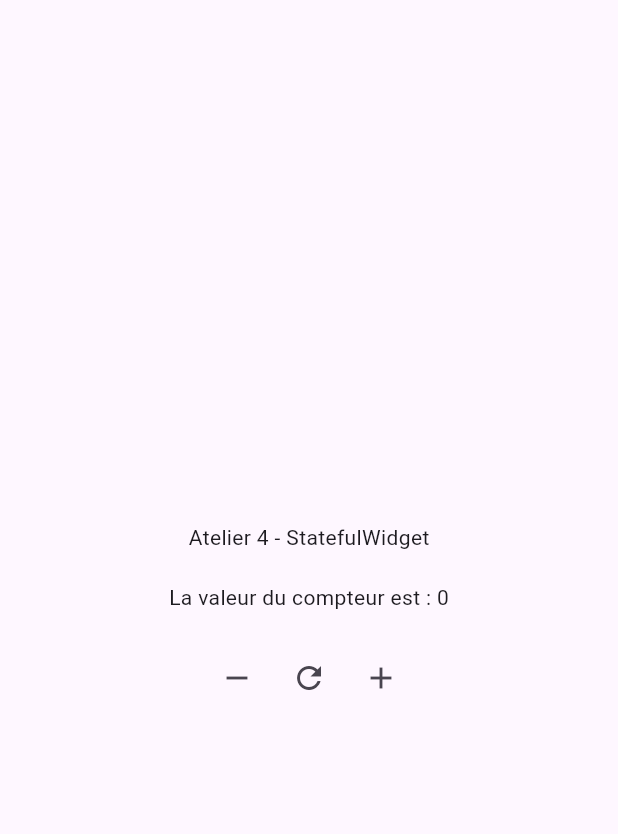
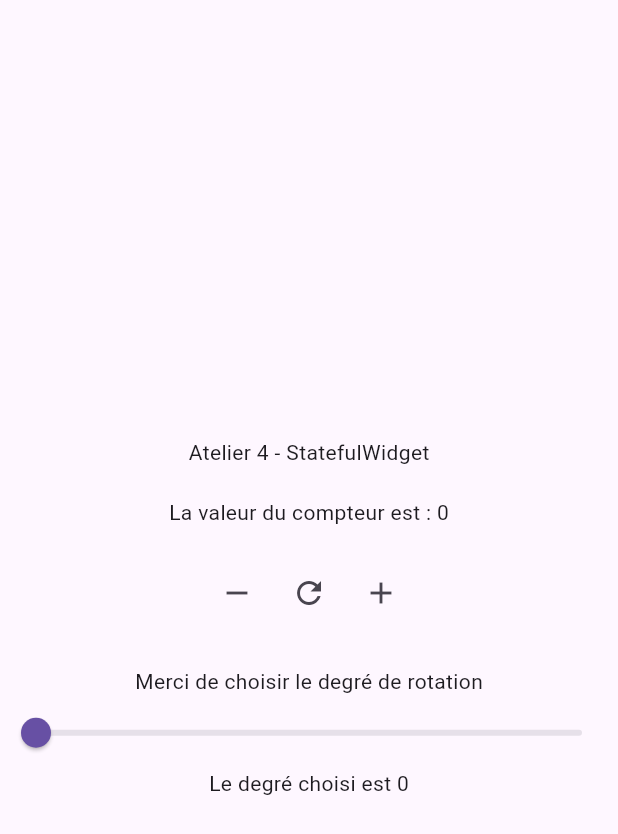
Before and after one commit to DjaberBenyezza/Atelier-04, a Flutter app: the screen it shows after launch, on a phone screen of 412 x 824 dp. Shown: the top 834 px of the screen. Run offline on Flutter 3.47's test engine with Material 3 defaults, Android fonts, the phone set to English and light mode, and no system bars.

Commit message:
Étape 5 : Ajout du Slider de rotation et affichage du degré

```diff
--- a/flutter_app_stateful/lib/main.dart
+++ b/flutter_app_stateful/lib/main.dart
@@ -11,6 +11,7 @@ class MyWidget extends StatefulWidget {
 
 class _MyWidgetState extends State<MyWidget> {
   int compteur = 0;
+  double degre = 0;
 
   @override
   Widget build(BuildContext context) {
@@ -24,7 +25,6 @@ class _MyWidgetState extends State<MyWidget> {
               const SizedBox(height: 20),
 
               Text("La valeur du compteur est : $compteur"),
-
               const SizedBox(height: 20),
 
 
@@ -60,6 +60,23 @@ class _MyWidgetState extends State<MyWidget> {
                 ],
               ),
 
+              const SizedBox(height: 25),
+
+
+              const Text("Merci de choisir le degré de rotation"),
+
+              Slider(
+                value: degre,
+                min: 0,
+                max: 360,
+                onChanged: (value) {
+                  setState(() {
+                    degre = value;
+                  });
+                },
+              ),
+
+              Text("Le degré choisi est ${degre.toStringAsFixed(0)}"),
             ],
           ),
         ),
```
